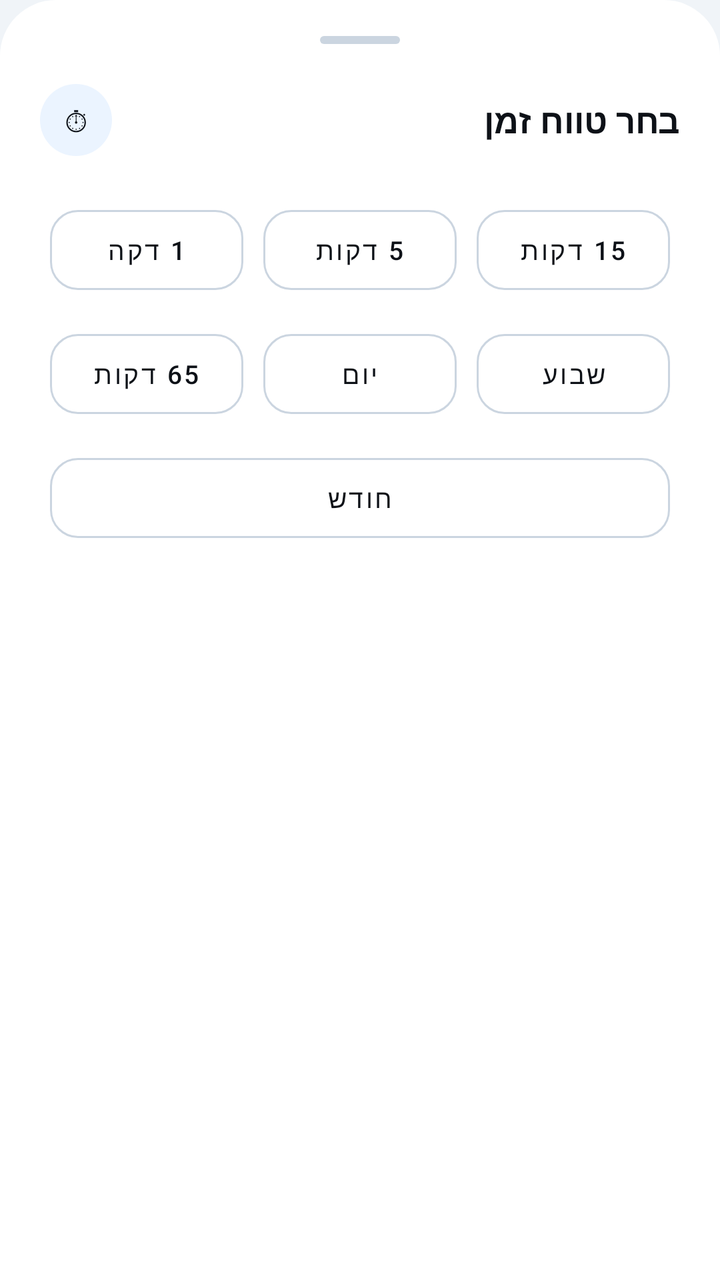
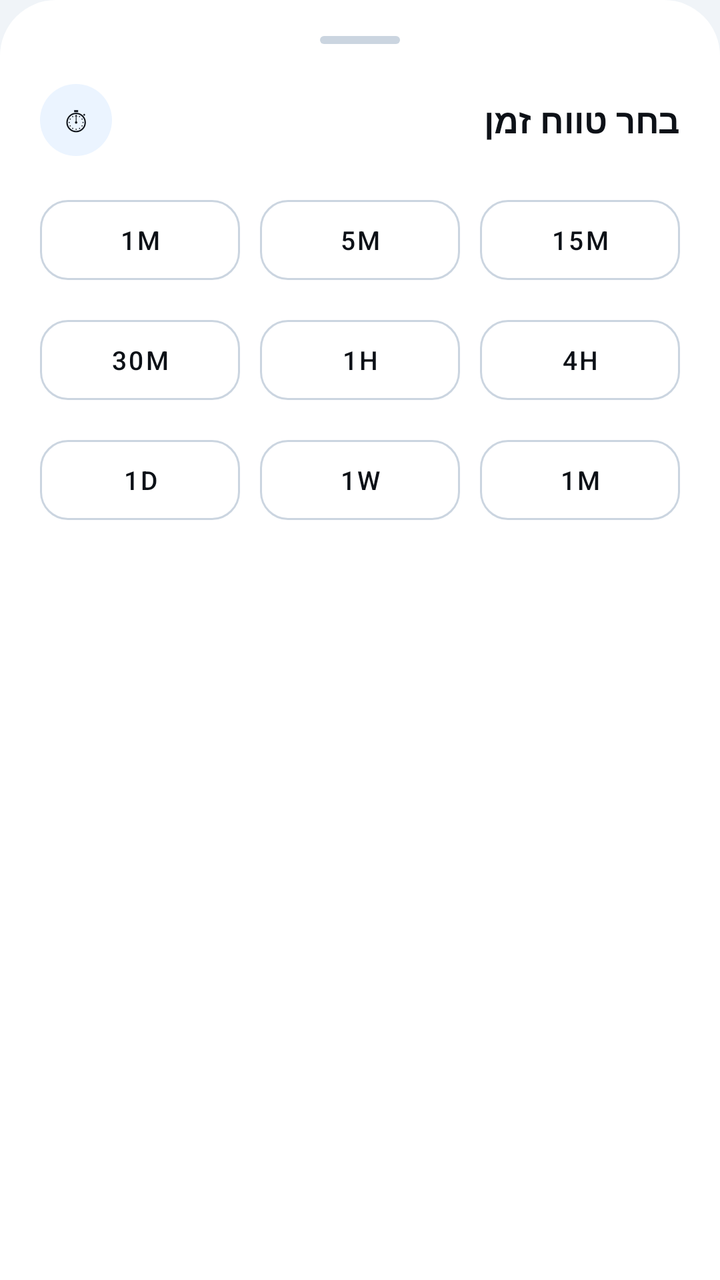

Before-and-after screenshots of an Android layout around one commit, followed by the original layout XML and the change that was made.
<!-- AndroidManifest.xml: application theme Theme.Chart -->
<!-- res/layout/fragment_timeframe.xml -->
<LinearLayout xmlns:android="http://schemas.android.com/apk/res/android"
    xmlns:app="http://schemas.android.com/apk/res-auto"
    android:layout_width="match_parent"
    android:layout_height="wrap_content"
    android:orientation="vertical"
    android:background="@drawable/bg_bottom_sheet_rounded"
    android:paddingTop="8dp"
    android:paddingBottom="24dp"
    android:paddingHorizontal="20dp">

    
    <View
        android:layout_width="40dp"
        android:layout_height="4dp"
        android:layout_gravity="center_horizontal"
        android:layout_marginTop="10dp"
        android:layout_marginBottom="20dp"
        android:background="@drawable/bg_handle_bar" />

    
    <LinearLayout
        android:layout_width="match_parent"
        android:layout_height="wrap_content"
        android:orientation="horizontal"
        android:gravity="center_vertical"
        android:layout_marginBottom="16dp">

        <LinearLayout
            android:layout_width="36dp"
            android:layout_height="36dp"
            android:gravity="center"
            android:background="@drawable/bg_icon_circle_blue">
            <TextView
                android:layout_width="wrap_content"
                android:layout_height="wrap_content"
                android:text="⏱"
                android:textSize="16sp" />
        </LinearLayout>

        <TextView
            android:layout_width="0dp"
            android:layout_height="wrap_content"
            android:layout_weight="1"
            android:text="בחר טווח זמן"
            android:textSize="17sp"
            android:textStyle="bold"
            android:textColor="#0D1117"
            android:layout_marginStart="10dp" />
    </LinearLayout>

    
    <GridLayout
        android:layout_width="match_parent"
        android:layout_height="wrap_content"
        android:columnCount="3"
        android:rowCount="3"
        android:useDefaultMargins="false">

        
        <com.google.android.material.button.MaterialButton
            android:id="@+id/btn1min"
            style="@style/Widget.MaterialComponents.Button.OutlinedButton"
            android:layout_width="0dp"
            android:layout_height="52dp"
            android:layout_columnWeight="1"
            android:layout_rowWeight="1"
            android:layout_margin="5dp"
            android:text="1 דקה"
            android:textSize="13sp"
            android:textColor="#0D1117"
            app:cornerRadius="14dp"
            app:strokeColor="#CBD5E0"
            app:strokeWidth="1dp"
            app:backgroundTint="#FFFFFF"
            android:tag="false" />

        <com.google.android.material.button.MaterialButton
            android:id="@+id/btn5min"
            style="@style/Widget.MaterialComponents.Button.OutlinedButton"
            android:layout_width="0dp"
            android:layout_height="52dp"
            android:layout_columnWeight="1"
            android:layout_rowWeight="1"
            android:layout_margin="5dp"
            android:text="5 דקות"
            android:textSize="13sp"
            android:textColor="#0D1117"
            app:cornerRadius="14dp"
            app:strokeColor="#CBD5E0"
            app:strokeWidth="1dp"
            app:backgroundTint="#FFFFFF"
            android:tag="false" />

        <com.google.android.material.button.MaterialButton
            android:id="@+id/btn15min"
            style="@style/Widget.MaterialComponents.Button.OutlinedButton"
            android:layout_width="0dp"
            android:layout_height="52dp"
            android:layout_columnWeight="1"
            android:layout_rowWeight="1"
            android:layout_margin="5dp"
            android:text="15 דקות"
            android:textSize="13sp"
            android:textColor="#0D1117"
            app:cornerRadius="14dp"
            app:strokeColor="#CBD5E0"
            app:strokeWidth="1dp"
            app:backgroundTint="#FFFFFF"
            android:tag="false" />

        
        <com.google.android.material.button.MaterialButton
            android:id="@+id/btn65min"
            style="@style/Widget.MaterialComponents.Button.OutlinedButton"
            android:layout_width="0dp"
            android:layout_height="52dp"
            android:layout_columnWeight="1"
            android:layout_rowWeight="1"
            android:layout_margin="5dp"
            android:text="65 דקות"
            android:textSize="13sp"
            android:textColor="#0D1117"
            app:cornerRadius="14dp"
            app:strokeColor="#CBD5E0"
            app:strokeWidth="1dp"
            app:backgroundTint="#FFFFFF"
            android:tag="false" />

        <com.google.android.material.button.MaterialButton
            android:id="@+id/btn1day"
            style="@style/Widget.MaterialComponents.Button.OutlinedButton"
            android:layout_width="0dp"
            android:layout_height="52dp"
            android:layout_columnWeight="1"
            android:layout_rowWeight="1"
            android:layout_margin="5dp"
            android:text="יום"
            android:textSize="13sp"
            android:textColor="#0D1117"
            app:cornerRadius="14dp"
            app:strokeColor="#CBD5E0"
            app:strokeWidth="1dp"
            app:backgroundTint="#FFFFFF"
            android:tag="false" />

        <com.google.android.material.button.MaterialButton
            android:id="@+id/btn1week"
            style="@style/Widget.MaterialComponents.Button.OutlinedButton"
            android:layout_width="0dp"
            android:layout_height="52dp"
            android:layout_columnWeight="1"
            android:layout_rowWeight="1"
            android:layout_margin="5dp"
            android:text="שבוע"
            android:textSize="13sp"
            android:textColor="#0D1117"
            app:cornerRadius="14dp"
            app:strokeColor="#CBD5E0"
            app:strokeWidth="1dp"
            app:backgroundTint="#FFFFFF"
            android:tag="false" />

        
        <com.google.android.material.button.MaterialButton
            android:id="@+id/btn1month"
            style="@style/Widget.MaterialComponents.Button.OutlinedButton"
            android:layout_width="0dp"
            android:layout_height="52dp"
            android:layout_columnSpan="3"
            android:layout_columnWeight="1"
            android:layout_rowWeight="1"
            android:layout_margin="5dp"
            android:text="חודש"
            android:textSize="13sp"
            android:textColor="#0D1117"
            app:cornerRadius="14dp"
            app:strokeColor="#CBD5E0"
            app:strokeWidth="1dp"
            app:backgroundTint="#FFFFFF"
            android:tag="false" />

    </GridLayout>

    
    <RadioGroup
        android:id="@+id/radioGroupTimeframes"
        android:layout_width="0dp"
        android:layout_height="0dp"
        android:visibility="gone">
        <RadioButton android:id="@+id/radio1min" android:layout_width="wrap_content" android:layout_height="wrap_content" />
        <RadioButton android:id="@+id/radio5min" android:layout_width="wrap_content" android:layout_height="wrap_content" />
        <RadioButton android:id="@+id/radio15min" android:layout_width="wrap_content" android:layout_height="wrap_content" />
        <RadioButton android:id="@+id/radio65min" android:layout_width="wrap_content" android:layout_height="wrap_content" />
        <RadioButton android:id="@+id/radio1day" android:layout_width="wrap_content" android:layout_height="wrap_content" />
        <RadioButton android:id="@+id/radio1week" android:layout_width="wrap_content" android:layout_height="wrap_content" />
        <RadioButton android:id="@+id/radio1month" android:layout_width="wrap_content" android:layout_height="wrap_content" />
    </RadioGroup>

</LinearLayout>
<!-- resources referenced by this layout -->
<resources>
  <!-- drawable bg_bottom_sheet_rounded (drawable) -->
  <?xml version="1.0" encoding="utf-8"?>
  <shape xmlns:android="http://schemas.android.com/apk/res/android">
      <solid android:color="#FFFFFF" />
      <corners
          android:topLeftRadius="28dp"
          android:topRightRadius="28dp" />
  </shape>
  <!-- drawable bg_handle_bar (drawable) -->
  <?xml version="1.0" encoding="utf-8"?>
  <shape xmlns:android="http://schemas.android.com/apk/res/android">
      <solid android:color="#CBD5E0" />
      <corners android:radius="10dp" />
  </shape>
  <!-- drawable bg_icon_circle_blue (drawable) -->
  <?xml version="1.0" encoding="utf-8"?>
  <shape xmlns:android="http://schemas.android.com/apk/res/android">
      <solid android:color="#EBF4FF" />
      <corners android:radius="18dp" />
  </shape>
  <style name="Theme.Chart" parent="Base.Theme.MogoMarket" />
  <style name="Base.Theme.MogoMarket" parent="Theme.Material3.DayNight.NoActionBar">
          <item name="colorPrimary">@color/primary</item>
          <item name="colorPrimaryVariant">@color/primary_dark</item>
          <item name="colorOnPrimary">@color/white</item>
          <item name="colorSecondary">@color/bg_card</item>
          <item name="colorOnSecondary">@color/text_primary</item>
          <item name="colorSurface">@color/bg_secondary</item>
          <item name="colorOnSurface">@color/text_primary</item>
          <item name="android:colorBackground">@color/bg_primary</item>
          <item name="colorBackground">@color/bg_primary</item>
          <item name="colorOnBackground">@color/text_primary</item>
          <item name="colorOnSurfaceVariant">@color/text_secondary</item>
          <item name="colorError">@color/loss</item>
          <item name="colorOnError">@color/white</item>
          <item name="android:textColor">@color/text_primary</item>
          <item name="materialCardViewStyle">@style/CardStyle</item>
          <item name="android:statusBarColor">@color/bg_primary</item>
          
          <item name="android:windowLightStatusBar">true</item>
          
          <item name="bottomNavigationStyle">@style/BottomNavStyle</item>
      </style>
  <color name="primary">#4DA3FF</color>
  <color name="primary_dark">#1C6DD0</color>
  <color name="white">#FFFFFF</color>
  <color name="bg_card">#FFFFFF</color>
  <color name="text_primary">#0D1117</color>
  <color name="bg_secondary">#FFFFFF</color>
  <color name="bg_primary">#F0F4F8</color>
  <color name="text_secondary">#4A5568</color>
  <color name="loss">#FF4D4D</color>
  <style name="CardStyle" parent="Widget.Material3.CardView.Elevated">
          <item name="cardBackgroundColor">@color/bg_card</item>
          <item name="strokeColor">@color/colorDivider</item>
          <item name="strokeWidth">0dp</item>
          <item name="cardCornerRadius">16dp</item>
          <item name="cardElevation">2dp</item>
      </style>
  <style name="BottomNavStyle" parent="Widget.Material3.BottomNavigationView">
          <item name="android:background">?attr/colorSurface</item>
          <item name="elevation">8dp</item>
          <item name="labelVisibilityMode">labeled</item>
          <item name="itemActiveIndicatorStyle">@style/BottomNavIndicatorStyle</item>
      </style>
  <color name="colorDivider">#E2E8F0</color>
  <style name="BottomNavIndicatorStyle" parent="Widget.Material3.BottomNavigationView.ActiveIndicator">
          <item name="android:color">@android:color/transparent</item>
          <item name="android:width">0dp</item>
          <item name="android:height">0dp</item>
      </style>
</resources>

<!-- the commit's change to res/layout/fragment_timeframe.xml (unified diff, before → after) -->
@@ -33,7 +33,7 @@
             <TextView
                 android:layout_width="wrap_content"
                 android:layout_height="wrap_content"
-                android:text="⏱"
+                android:text="&#9201;"
                 android:textSize="16sp" />
         </LinearLayout>
 
@@ -41,7 +41,7 @@
             android:layout_width="0dp"
             android:layout_height="wrap_content"
             android:layout_weight="1"
-            android:text="בחר טווח זמן"
+            android:text="&#1489;&#1495;&#1512; &#1496;&#1493;&#1493;&#1495; &#1494;&#1502;&#1503;"
             android:textSize="17sp"
             android:textStyle="bold"
             android:textColor="#0D1117"
@@ -49,137 +49,168 @@
     </LinearLayout>
 
     
-    <GridLayout
-        android:layout_width="match_parent"
-        android:layout_height="wrap_content"
-        android:columnCount="3"
-        android:rowCount="3"
-        android:useDefaultMargins="false">
-
-        
+    <LinearLayout
+        android:layout_width="match_parent"
+        android:layout_height="wrap_content"
+        android:orientation="horizontal"
+        android:layout_marginBottom="8dp">
+
         <com.google.android.material.button.MaterialButton
             android:id="@+id/btn1min"
             style="@style/Widget.MaterialComponents.Button.OutlinedButton"
             android:layout_width="0dp"
             android:layout_height="52dp"
-            android:layout_columnWeight="1"
-            android:layout_rowWeight="1"
-            android:layout_margin="5dp"
-            android:text="1 דקה"
-            android:textSize="13sp"
-            android:textColor="#0D1117"
-            app:cornerRadius="14dp"
-            app:strokeColor="#CBD5E0"
-            app:strokeWidth="1dp"
-            app:backgroundTint="#FFFFFF"
-            android:tag="false" />
+            android:layout_weight="1"
+            android:layout_marginEnd="5dp"
+            android:text="1m"
+            android:textSize="13sp"
+            android:textColor="#0D1117"
+            app:cornerRadius="14dp"
+            app:strokeColor="#CBD5E0"
+            app:strokeWidth="1dp"
+            app:backgroundTint="#FFFFFF" />
 
         <com.google.android.material.button.MaterialButton
             android:id="@+id/btn5min"
             style="@style/Widget.MaterialComponents.Button.OutlinedButton"
             android:layout_width="0dp"
             android:layout_height="52dp"
-            android:layout_columnWeight="1"
-            android:layout_rowWeight="1"
-            android:layout_margin="5dp"
-            android:text="5 דקות"
-            android:textSize="13sp"
-            android:textColor="#0D1117"
-            app:cornerRadius="14dp"
-            app:strokeColor="#CBD5E0"
-            app:strokeWidth="1dp"
-            app:backgroundTint="#FFFFFF"
-            android:tag="false" />
+            android:layout_weight="1"
+            android:layout_marginStart="5dp"
+            android:layout_marginEnd="5dp"
+            android:text="5m"
+            android:textSize="13sp"
+            android:textColor="#0D1117"
+            app:cornerRadius="14dp"
+            app:strokeColor="#CBD5E0"
+            app:strokeWidth="1dp"
+            app:backgroundTint="#FFFFFF" />
 
         <com.google.android.material.button.MaterialButton
             android:id="@+id/btn15min"
             style="@style/Widget.MaterialComponents.Button.OutlinedButton"
             android:layout_width="0dp"
             android:layout_height="52dp"
-            android:layout_columnWeight="1"
-            android:layout_rowWeight="1"
-            android:layout_margin="5dp"
-            android:text="15 דקות"
-            android:textSize="13sp"
-            android:textColor="#0D1117"
-            app:cornerRadius="14dp"
-            app:strokeColor="#CBD5E0"
-            app:strokeWidth="1dp"
-            app:backgroundTint="#FFFFFF"
-            android:tag="false" />
-
-        
+            android:layout_weight="1"
+            android:layout_marginStart="5dp"
+            android:text="15m"
+            android:textSize="13sp"
+            android:textColor="#0D1117"
+            app:cornerRadius="14dp"
+            app:strokeColor="#CBD5E0"
+            app:strokeWidth="1dp"
+            app:backgroundTint="#FFFFFF" />
+
+    </LinearLayout>
+
+    
+    <LinearLayout
+        android:layout_width="match_parent"
+        android:layout_height="wrap_content"
+        android:orientation="horizontal"
+        android:layout_marginBottom="8dp">
+
         <com.google.android.material.button.MaterialButton
             android:id="@+id/btn65min"
             style="@style/Widget.MaterialComponents.Button.OutlinedButton"
             android:layout_width="0dp"
             android:layout_height="52dp"
-            android:layout_columnWeight="1"
-            android:layout_rowWeight="1"
-            android:layout_margin="5dp"
-            android:text="65 דקות"
-            android:textSize="13sp"
-            android:textColor="#0D1117"
-            app:cornerRadius="14dp"
-            app:strokeColor="#CBD5E0"
-            app:strokeWidth="1dp"
-            app:backgroundTint="#FFFFFF"
-            android:tag="false" />
+            android:layout_weight="1"
+            android:layout_marginEnd="5dp"
+            android:text="30m"
+            android:textSize="13sp"
+            android:textColor="#0D1117"
+            app:cornerRadius="14dp"
+            app:strokeColor="#CBD5E0"
+            app:strokeWidth="1dp"
+            app:backgroundTint="#FFFFFF" />
 
         <com.google.android.material.button.MaterialButton
             android:id="@+id/btn1day"
             style="@style/Widget.MaterialComponents.Button.OutlinedButton"
             android:layout_width="0dp"
             android:layout_height="52dp"
-            android:layout_columnWeight="1"
-            android:layout_rowWeight="1"
-            android:layout_margin="5dp"
-            android:text="יום"
-            android:textSize="13sp"
-            android:textColor="#0D1117"
-            app:cornerRadius="14dp"
-            app:strokeColor="#CBD5E0"
-            app:strokeWidth="1dp"
-            app:backgroundTint="#FFFFFF"
-            android:tag="false" />
+            android:layout_weight="1"
+            android:layout_marginStart="5dp"
+            android:layout_marginEnd="5dp"
+            android:text="1H"
+            android:textSize="13sp"
+            android:textColor="#0D1117"
+            app:cornerRadius="14dp"
+            app:strokeColor="#CBD5E0"
+            app:strokeWidth="1dp"
+            app:backgroundTint="#FFFFFF" />
 
         <com.google.android.material.button.MaterialButton
             android:id="@+id/btn1week"
             style="@style/Widget.MaterialComponents.Button.OutlinedButton"
             android:layout_width="0dp"
             android:layout_height="52dp"
-            android:layout_columnWeight="1"
-            android:layout_rowWeight="1"
-            android:layout_margin="5dp"
-            android:text="שבוע"
-            android:textSize="13sp"
-            android:textColor="#0D1117"
-            app:cornerRadius="14dp"
-            app:strokeColor="#CBD5E0"
-            app:strokeWidth="1dp"
-            app:backgroundTint="#FFFFFF"
-            android:tag="false" />
-
-        
+            android:layout_weight="1"
+            android:layout_marginStart="5dp"
+            android:text="4H"
+            android:textSize="13sp"
+            android:textColor="#0D1117"
+            app:cornerRadius="14dp"
+            app:strokeColor="#CBD5E0"
+            app:strokeWidth="1dp"
+            app:backgroundTint="#FFFFFF" />
+
+    </LinearLayout>
+
+    
+    <LinearLayout
+        android:layout_width="match_parent"
+        android:layout_height="wrap_content"
+        android:orientation="horizontal">
+
         <com.google.android.material.button.MaterialButton
             android:id="@+id/btn1month"
             style="@style/Widget.MaterialComponents.Button.OutlinedButton"
             android:layout_width="0dp"
             android:layout_height="52dp"
-            android:layout_columnSpan="3"
-            android:layout_columnWeight="1"
-            android:layout_rowWeight="1"
-            android:layout_margin="5dp"
-            android:text="חודש"
-            android:textSize="13sp"
-            android:textColor="#0D1117"
-            app:cornerRadius="14dp"
-            app:strokeColor="#CBD5E0"
-            app:strokeWidth="1dp"
-            app:backgroundTint="#FFFFFF"
-            android:tag="false" />
-
-    </GridLayout>
+            android:layout_weight="1"
+            android:layout_marginEnd="5dp"
+            android:text="1D"
+            android:textSize="13sp"
+            android:textColor="#0D1117"
+            app:cornerRadius="14dp"
+            app:strokeColor="#CBD5E0"
+            app:strokeWidth="1dp"
+            app:backgroundTint="#FFFFFF" />
+
+        <com.google.android.material.button.MaterialButton
+            android:id="@+id/btnExtraW"
+            style="@style/Widget.MaterialComponents.Button.OutlinedButton"
+            android:layout_width="0dp"
+            android:layout_height="52dp"
+            android:layout_weight="1"
+            android:layout_marginStart="5dp"
+            android:layout_marginEnd="5dp"
+            android:text="1W"
+            android:textSize="13sp"
+            android:textColor="#0D1117"
+            app:cornerRadius="14dp"
+            app:strokeColor="#CBD5E0"
+            app:strokeWidth="1dp"
+            app:backgroundTint="#FFFFFF" />
+
+        <com.google.android.material.button.MaterialButton
+            android:id="@+id/btnExtraM"
+            style="@style/Widget.MaterialComponents.Button.OutlinedButton"
+            android:layout_width="0dp"
+            android:layout_height="52dp"
+            android:layout_weight="1"
+            android:layout_marginStart="5dp"
+            android:text="1M"
+            android:textSize="13sp"
+            android:textColor="#0D1117"
+            app:cornerRadius="14dp"
+            app:strokeColor="#CBD5E0"
+            app:strokeWidth="1dp"
+            app:backgroundTint="#FFFFFF" />
+
+    </LinearLayout>
 
     
     <RadioGroup
